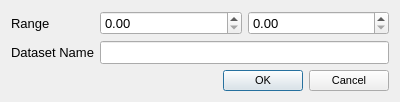
First picture: the form in dataextractordialog.ui, repository VespucciProject/Vespucci, before the edit.
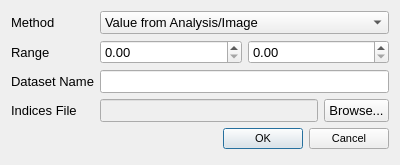
Second picture: the form after the edit.

Commit message: Modifications to DataExtractorDialog to allow new datasets to be created from a saved vector of indices.

```diff
--- a/dataextractordialog.ui
+++ b/dataextractordialog.ui
@@ -7,7 +7,7 @@
     <x>0</x>
     <y>0</y>
     <width>400</width>
-    <height>101</height>
+    <height>165</height>
    </rect>
   </property>
   <property name="font">
@@ -19,6 +19,13 @@
    <string>New Dataset from Image</string>
   </property>
   <layout class="QFormLayout" name="formLayout">
+   <item row="1" column="0">
+    <widget class="QLabel" name="label_2">
+     <property name="text">
+      <string>Range</string>
+     </property>
+    </widget>
+   </item>
    <item row="1" column="1">
     <layout class="QHBoxLayout" name="horizontalLayout_2">
      <item>
@@ -29,17 +36,17 @@
      </item>
     </layout>
    </item>
-   <item row="2" column="0">
+   <item row="3" column="0">
     <widget class="QLabel" name="label">
      <property name="text">
       <string>Dataset Name</string>
      </property>
     </widget>
    </item>
-   <item row="2" column="1">
-    <widget class="QLineEdit" name="nameLineEdit"/>
-   </item>
    <item row="3" column="1">
+    <widget class="QLineEdit" name="nameLineEdit"/>
+   </item>
+   <item row="5" column="1">
     <widget class="QDialogButtonBox" name="buttonBox">
      <property name="font">
       <font>
@@ -54,13 +61,64 @@
      </property>
     </widget>
    </item>
-   <item row="1" column="0">
-    <widget class="QLabel" name="label_2">
+   <item row="4" column="1">
+    <layout class="QHBoxLayout" name="horizontalLayout_3">
+     <item>
+      <widget class="QLineEdit" name="filenameLineEdit">
+       <property name="enabled">
+        <bool>false</bool>
+       </property>
+      </widget>
+     </item>
+     <item>
+      <widget class="QPushButton" name="browsePushButton">
+       <property name="minimumSize">
+        <size>
+         <width>65</width>
+         <height>0</height>
+        </size>
+       </property>
+       <property name="maximumSize">
+        <size>
+         <width>65</width>
+         <height>16777215</height>
+        </size>
+       </property>
+       <property name="text">
+        <string>Browse...</string>
+       </property>
+      </widget>
+     </item>
+    </layout>
+   </item>
+   <item row="4" column="0">
+    <widget class="QLabel" name="label_3">
      <property name="text">
-      <string>Range</string>
+      <string>Indices File</string>
      </property>
     </widget>
    </item>
+   <item row="0" column="0">
+    <widget class="QLabel" name="label_4">
+     <property name="text">
+      <string>Method</string>
+     </property>
+    </widget>
+   </item>
+   <item row="0" column="1">
+    <widget class="QComboBox" name="methodComboBox">
+     <item>
+      <property name="text">
+       <string>Value from Analysis/Image</string>
+      </property>
+     </item>
+     <item>
+      <property name="text">
+       <string>Index File</string>
+      </property>
+     </item>
+    </widget>
+   </item>
   </layout>
  </widget>
  <resources/>
```
The commit also changes 2 other files.
